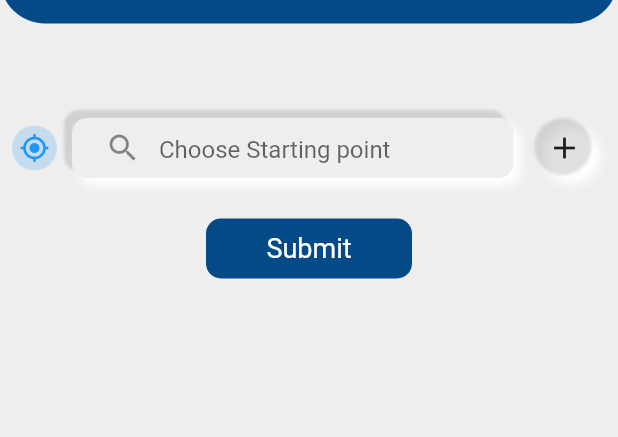
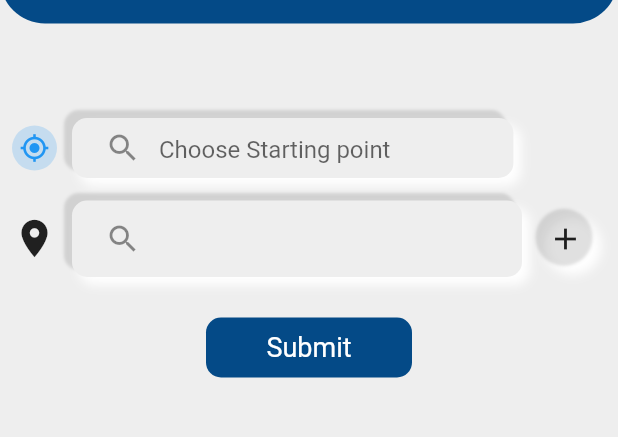
Before and after one commit to gurinder94/truck_one, a Flutter app: the GpsScreen screen opened directly, after a tap on "Add Location", on a phone screen of 412 x 824 dp, the part 59-496 px from its top. Run offline on Flutter 3.47's test engine with Material 2 defaults, Android fonts, the phone set to English and light mode, and no system bars; our stand-ins replace device_info_plus, file_picker, firebase_core, firebase_messaging, flutter_html, flutter_local_notifications and 20 more; missing offline and left inert: animated_floating_buttons, dart:ffi, device_info_plus_web, firebase_core_web, firebase_messaging_web, flutter_cached_pdfview and 10 more; accounts and stored records are empty; network calls fail.

Commit message:
Gps changes

```diff
--- a/lib/ApiCall/api_Call.dart
+++ b/lib/ApiCall/api_Call.dart
@@ -3468,7 +3468,7 @@ hitPaymentSuccessApi(Map<String, dynamic> map) async {
 hitMyPlanApi(Map<String, dynamic> map) async {
   try {
     var response =
-        await baseServicePost('/api/v1/subscriptionplan/myMobilePlan', map);
+        await baseServicePost('/api/v1/subscriptionplan/myPlan', map);
     if (response.statusCode == 200) {
       print('sub: ${response.body}');
       var parseData = json.decode(response.body);
--- a/lib/Model/MyPlanModel.dart
+++ b/lib/Model/MyPlanModel.dart
@@ -4,74 +4,122 @@
 
 import 'dart:convert';
 
-MyPlanModel myPlanModelFromJson(String str) => MyPlanModel.fromJson(json.decode(str));
+MyPlanModel myPlanModelFromJson(String str) =>
+    MyPlanModel.fromJson(json.decode(str));
 
 String myPlanModelToJson(MyPlanModel data) => json.encode(data.toJson());
 
 class MyPlanModel {
+  int? code;
+  String? message;
+  List<Datum>? data;
+  DateTime? startDate;
+  bool? planRefunded;
+  List<dynamic>? promocode;
+
   MyPlanModel({
     this.code,
     this.message,
-    this.group,
+    this.data,
     this.startDate,
+    this.planRefunded,
     this.promocode,
   });
-
-  int ?code;
-  String ?message;
-  List<Group>? group;
-  DateTime ?startDate;
-  List<dynamic> ?promocode;
 
   factory MyPlanModel.fromJson(Map<String, dynamic> json) => MyPlanModel(
         code: json["code"],
         message: json["message"],
-    group: List<Group>.from(json["group"].map((x) => Group.fromJson(x))),
+        data: List<Datum>.from(json["data"].map((x) => Datum.fromJson(x))),
         startDate: DateTime.parse(json["startDate"]),
-    // promocode:json["promocode"]==[] List<dynamic>.from(json["promocode"].map((x) => x)),
+        planRefunded: json["planRefunded"],
+        promocode: List<dynamic>.from(json["promocode"].map((x) => x)),
       );
 
   Map<String, dynamic> toJson() => {
         "code": code,
         "message": message,
+        "data": List<dynamic>.from(data!.map((x) => x.toJson())),
+        "startDate": startDate!.toIso8601String(),
+        "planRefunded": planRefunded,
+        "promocode": List<dynamic>.from(promocode!.map((x) => x)),
+      };
+}
+
+class Datum {
+  List<Group>? group;
+
+  Datum({
+    this.group,
+  });
+
+  factory Datum.fromJson(Map<String, dynamic> json) => Datum(
+        group: List<Group>.from(json["group"].map((x) => Group.fromJson(x))),
+      );
+
+  Map<String, dynamic> toJson() => {
         "group": List<dynamic>.from(group!.map((x) => x.toJson())),
-    "startDate": startDate!.toIso8601String(),
-    // "promocode": List<dynamic>.from(promocode!.map((x) => x)),
       };
 }
 
 class Group {
+  String? startDate;
+  String? endDate;
+  Data? data;
+  dynamic isInstallments;
+  String? paymentMode;
+
   Group({
-    this.chargeId,
     this.startDate,
     this.endDate,
     this.data,
-
+    this.isInstallments,
+    this.paymentMode,
   });
 
-  String ?chargeId;
-  String ?startDate;
-  String ?endDate;
-  Data ?data;
-  bool isActive=false;
-  bool isChecked=false;
-
   factory Group.fromJson(Map<String, dynamic> json) => Group(
-    chargeId: json["chargeId"],
         startDate: json["startDate"],
         endDate: json["endDate"],
         data: Data.fromJson(json["data"]),
+        isInstallments: json["isInstallments"],
+        paymentMode: json["paymentMode"],
       );
 
   Map<String, dynamic> toJson() => {
-    "chargeId": chargeId,
         "startDate": startDate,
         "endDate": endDate,
         "data": data!.toJson(),
+        "isInstallments": isInstallments,
+        "paymentMode": paymentMode,
       };
 }
 
 class Data {
+  String? id;
+  String? planName;
+  String? description;
+  String? heading;
+  String? title;
+  String? validity;
+  double? planPrice;
+  double? finalPrice;
+  bool? isActive;
+  String? discountType;
+  var discountValue;
+  dynamic maxDiscountValue;
+  String? createdBy;
+  DateTime? createdDate;
+  List<Feature>? features;
+  DateTime? createdAt;
+  DateTime? updatedAt;
+  var v;
+  dynamic androidPercent;
+  dynamic iphonePercent;
+  String? planType;
+  var androidPrice;
+  String? appKey;
+  List<InstallmentPercent>? installmentPercent;
+  var iphonePrice;
+
   Data({
     this.id,
     this.planName,
@@ -91,30 +139,14 @@ class Data {
     this.createdAt,
     this.updatedAt,
     this.v,
-    this.iphone_price,
-    this.android_price
+    this.androidPercent,
+    this.iphonePercent,
+    this.planType,
+    this.androidPrice,
+    this.appKey,
+    this.installmentPercent,
+    this.iphonePrice,
   });
-
-  String ?id;
-  String ?planName;
-  String ?description;
-  String ?heading;
-  String ?title;
-  String ?validity;
- var planPrice;
-  var  finalPrice;
-  bool ?isActive;
-  String ?discountType;
-  dynamic discountValue;
-  dynamic maxDiscountValue;
-  String ?createdBy;
-  DateTime? createdDate;
-  List<Feature> ?features;
-  DateTime ?createdAt;
-  DateTime ?updatedAt;
-  int ?v;
-  var iphone_price;
-  var android_price;
 
   factory Data.fromJson(Map<String, dynamic> json) => Data(
         id: json["_id"],
@@ -123,20 +155,28 @@ class Data {
         heading: json["heading"],
         title: json["title"],
         validity: json["validity"],
-    planPrice: json["planPrice"],
-    finalPrice: json["finalPrice"],
+        planPrice: json["planPrice"].toDouble(),
+        finalPrice: json["finalPrice"].toDouble(),
         isActive: json["isActive"],
         discountType: json["discountType"],
         discountValue: json["discountValue"],
         maxDiscountValue: json["maxDiscountValue"],
         createdBy: json["createdBy"],
         createdDate: DateTime.parse(json["createdDate"]),
-    features: List<Feature>.from(json["features"].map((x) => Feature.fromJson(x))),
+        features: List<Feature>.from(
+            json["features"].map((x) => Feature.fromJson(x))),
         createdAt: DateTime.parse(json["createdAt"]),
         updatedAt: DateTime.parse(json["updatedAt"]),
         v: json["__v"],
-    iphone_price:json["iphone_price"],
-      android_price:json["android_price"],
+        androidPercent: json["android_percent"],
+        iphonePercent: json["iphone_percent"],
+        planType: json["planType"],
+        androidPrice: json["android_price"],
+        appKey: json["appKey"],
+        installmentPercent: List<InstallmentPercent>.from(
+            json["installmentPercent"]
+                .map((x) => InstallmentPercent.fromJson(x))),
+        iphonePrice: json["iphone_price"],
       );
 
   Map<String, dynamic> toJson() => {
@@ -158,23 +198,29 @@ class Data {
         "createdAt": createdAt!.toIso8601String(),
         "updatedAt": updatedAt!.toIso8601String(),
         "__v": v,
-    "iphone_price":iphone_price,
-    "android_price":android_price,
+        "android_percent": androidPercent,
+        "iphone_percent": iphonePercent,
+        "planType": planType,
+        "android_price": androidPrice,
+        "appKey": appKey,
+        "installmentPercent":
+            List<dynamic>.from(installmentPercent!.map((x) => x.toJson())),
+        "iphone_price": iphonePrice,
       };
 }
 
 class Feature {
+  String? keyName;
+  String? constName;
+  var keyValue;
+  String? id;
+
   Feature({
     this.keyName,
     this.constName,
     this.keyValue,
     this.id,
   });
-
-  String ?keyName;
-  String ?constName;
-  int ?keyValue;
-  String ?id;
 
   factory Feature.fromJson(Map<String, dynamic> json) => Feature(
         keyName: json["keyName"],
@@ -190,3 +236,28 @@ class Feature {
         "_id": id,
       };
 }
+
+class InstallmentPercent {
+  bool? checked;
+  var value;
+  String? number;
+
+  InstallmentPercent({
+    this.checked,
+    this.value,
+    this.number,
+  });
+
+  factory InstallmentPercent.fromJson(Map<String, dynamic> json) =>
+      InstallmentPercent(
+        checked: json["checked"],
+        value: json["value"],
+        number: json["number"],
+      );
+
+  Map<String, dynamic> toJson() => {
+        "checked": checked,
+        "value": value,
+        "number": number,
+      };
+}
--- a/lib/Screens/Gps_Screen/Component/choose_destination_dart.dart
+++ b/lib/Screens/Gps_Screen/Component/choose_destination_dart.dart
@@ -66,7 +66,7 @@ class _ChooseNextDestinationState extends State<ChooseNextDestination> {
 
                         widget.chooseDestination.text = "";
                         widget.addTripProvider
-                            .setvalueDestinationsTextEditer("");
+                            .setvalueDestinationTextEditer("");
                       },
                       icon: Icon(Icons.close))),
             ),
--- a/lib/Screens/Gps_Screen/Component/myLocation.dart
+++ b/lib/Screens/Gps_Screen/Component/myLocation.dart
@@ -1,4 +1,7 @@
+import 'dart:async';
+
 import 'package:flutter/material.dart';
+import 'package:geolocator/geolocator.dart';
 import 'package:provider/provider.dart';
 
 import '../../../AppUtils/constants.dart';
@@ -10,14 +13,22 @@ import '../provider/choose_Source_Provider.dart';
 import 'choose_destination_dart.dart';
 import 'choose_source.dart';
 
-class MyLocation extends StatelessWidget {
+class MyLocation extends StatefulWidget {
+  @override
+  State<MyLocation> createState() => _MyLocationState();
+}
+
+class _MyLocationState extends State<MyLocation> {
   late AddTripProvider _addTripProvider;
+
   GlobalKey<FormState> globalKey = GlobalKey();
+
+  late StreamSubscription<Position> positionStream;
 
   @override
   Widget build(BuildContext context) {
     _addTripProvider = context.read<AddTripProvider>();
-
+    _addTripProvider.chooseDestination = '';
     return CustomAppBarWidget(
       leading: GestureDetector(
         child: Icon(Icons.arrow_back),
@@ -48,7 +59,17 @@ class MyLocation extends StatelessWidget {
                 ),
                 Row(
                   children: [
-                    Container(
+                    GestureDetector(
+                      onTap: () {
+                        _addTripProvider.chooseSource.text = "Your location";
+                        if (_addTripProvider.model.routes == null)
+                          getLocation();
+                        else {
+                          _addTripProvider.setResetRoute();
+                          getLocation();
+                        }
+                      },
+                      child: Container(
                         width: 30,
                         height: 30,
                         child: Container(
@@ -58,6 +79,7 @@ class MyLocation extends StatelessWidget {
                         decoration: BoxDecoration(
                             color: Colors.blue.withOpacity(0.2),
                             shape: BoxShape.circle),
+                      ),
                     ),
                     SizedBox(
                       width: 10,
@@ -92,13 +114,90 @@ class MyLocation extends StatelessWidget {
                     SizedBox(
                       width: 15,
                     ),
-                    noti.addAddressData.length > 2
-                        ? SizedBox()
-                        : Container(
+                    // noti.addAddressData.length > 2
+                    //     ? SizedBox()
+                    //     : Container(
+                    //         padding: EdgeInsets.all(7),
+                    //         decoration: BoxDecoration(
+                    //             shape: BoxShape.circle,
+                    //             boxShadow: [
+                    //               BoxShadow(
+                    //                   color: Colors.white,
+                    //                   blurRadius: 5,
+                    //                   offset: Offset(5, 5)),
+                    //               BoxShadow(
+                    //                   color: Colors.black12,
+                    //                   blurRadius: 1,
+                    //                   offset: Offset(-1, -1)),
+                    //             ]),
+                    //         child: InkWell(
+                    //             onTap: () {
+                    //               Navigator.push(
+                    //                   context,
+                    //                   MaterialPageRoute(
+                    //                       builder: (context) =>
+                    //                           ChangeNotifierProvider(
+                    //                               create: (_) =>
+                    //                                   ChooseSourceProvider(),
+                    //                               child: ChooseNextDestination(
+                    //                                   _addTripProvider
+                    //                                       .chooseDestination,
+                    //                                   _addTripProvider))));
+                    //             },
+                    //             child: Icon(Icons.add)))
+                  ],
+                ),
+                SizedBox(
+                  height: 15,
+                ),
+                Row(children: [
+                  Icon(Icons.location_on, size: 30),
+                  SizedBox(
+                    width: 10,
+                  ),
+                  GestureDetector(
+                    onTap: () {
+                      Navigator.push(
+                          context,
+                          MaterialPageRoute(
+                              builder: (context) => ChangeNotifierProvider(
+                                  create: (_) => ChooseSourceProvider(),
+                                  child: ChooseNextDestination(
+                                      _addTripProvider.choose1Destination,
+                                      _addTripProvider))));
+                    },
+                    child: SizedBox(
+                      width: 300,
+                      child: InputShape(
+                        child: IgnorePointer(
+                          child: TextFormField(
+                              readOnly: true,
+                              // enabled: false,
+                              showCursor: false,
+                              decoration: InputDecoration(
+                                labelText: noti.chooseDestination,
+                                hintText: AppLocalizations.instance
+                                    .text('Choose Destination Data'),
+                                border: InputBorder.none,
+                                contentPadding:
+                                    EdgeInsets.symmetric(vertical: 8),
+                                prefixIcon: Icon(Icons.search),
+                              ),
+                              onTap: () {}),
+                        ),
+                      ),
+                    ),
+                  ),
+                  SizedBox(
+                    width: 10,
+                  ),
+                  SizedBox(
+                    width: 40,
+                    child: Row(children: [
+                      Container(
                           padding: EdgeInsets.all(7),
-                            decoration: BoxDecoration(
-                                shape: BoxShape.circle,
-                                boxShadow: [
+                          decoration:
+                              BoxDecoration(shape: BoxShape.circle, boxShadow: [
                             BoxShadow(
                                 color: Colors.white,
                                 blurRadius: 5,
@@ -110,21 +209,20 @@ class MyLocation extends StatelessWidget {
                           ]),
                           child: InkWell(
                               onTap: () {
-                                  Navigator.push(
-                                      context,
-                                      MaterialPageRoute(
-                                          builder: (context) =>
-                                              ChangeNotifierProvider(
-                                                  create: (_) =>
-                                                      ChooseSourceProvider(),
-                                                  child: ChooseNextDestination(
-                                                      _addTripProvider
-                                                          .choose1Destination,
-                                                      _addTripProvider))));
+                                noti.setAddressesDestination({
+                                  "location": {
+                                    "coordinates": [
+                                      noti.DestinationLatitude,
+                                      noti.DestinationLongitude
+                                    ]
                                   },
-                                child: Icon(Icons.add)))
-                  ],
+                                  "address": noti.chooseDestination,
+                                });
+                              },
+                              child: Icon(Icons.add))),
+                    ]),
                   ),
+                ]),
                 SizedBox(
                   height: 15,
                 ),
@@ -192,6 +290,15 @@ class MyLocation extends StatelessWidget {
                         ),
                         onTap: () {
                           if (globalKey.currentState!.validate()) {
+                            noti.setAddressesDestination({
+                              "location": {
+                                "coordinates": [
+                                  noti.DestinationLatitude,
+                                  noti.DestinationLongitude
+                                ]
+                              },
+                              "address": noti.chooseDestination,
+                            });
                             if (_addTripProvider.chooseSource.text == "") {
                               showMessage("Please choose start point");
                             } else {
@@ -199,8 +306,10 @@ class MyLocation extends StatelessWidget {
                                   .forEach((element) {
                                 print("element>>> ${element}");
                               });
+
                               Navigator.of(context).pop({
-                                "start_point": _addTripProvider.chooseSource.text,
+                                "start_point":
+                                    _addTripProvider.chooseSource.text,
                                 "location_list": _addTripProvider.addAddressData
                               });
                             }
@@ -225,9 +334,15 @@ class MyLocation extends StatelessWidget {
       required int i}) {
     return ListTile(
       key: Key('$i'),
-      trailing: GestureDetector(
+      leading: Icon(Icons.location_on, size: 30),
+      trailing: SizedBox(
+        width: 40,
+        child: Row(children: [
+          i >= 0
+              ? GestureDetector(
                   onTap: () {
-            if (noti.addAddressData.length > 0) noti.addAddressData.removeAt(i);
+                    if (noti.addAddressData.length > 1)
+                      noti.addAddressData.removeAt(i);
                     noti.notifyListeners();
                   },
                   child: SizedBox(
@@ -235,23 +350,26 @@ class MyLocation extends StatelessWidget {
                     width: 32,
                     child: Container(
                       decoration: BoxDecoration(
-                  color: Colors.grey.withOpacity(0.3), shape: BoxShape.circle),
+                          color: Colors.grey.withOpacity(0.3),
+                          shape: BoxShape.circle),
                       alignment: Alignment.center,
                       child: Icon(Icons.clear),
                     ),
-          )),
-      title: Column(
-        children: [
-          SizedBox(
-            height: 10,
+                  ))
+              : SizedBox()
+        ]),
       ),
-          Row(
-            children: [
-              Icon(Icons.location_on, size: 30),
-              SizedBox(
-                width: 8,
-              ),
-              Expanded(
+      title: GestureDetector(
+        onTap: () {
+          Navigator.push(
+              context,
+              MaterialPageRoute(
+                  builder: (context) => ChangeNotifierProvider(
+                      create: (_) => ChooseSourceProvider(),
+                      child: ChooseNextDestination(
+                          _addTripProvider.choose1Destination,
+                          _addTripProvider))));
+        },
         child: InputShape(
           child: IgnorePointer(
             child: TextFormField(
@@ -259,9 +377,11 @@ class MyLocation extends StatelessWidget {
                 // enabled: false,
                 showCursor: false,
                 decoration: InputDecoration(
-                          labelText: noti.addAddressData[i]["address"],
-                          hintText: AppLocalizations.instance
-                              .text('Choose Destination Data'),
+                  labelText: noti.addAddressData.length == 1
+                      ? ""
+                      : noti.addAddressData[i]['address'],
+                  hintText:
+                      AppLocalizations.instance.text('Choose Destination Data'),
                   border: InputBorder.none,
                   contentPadding: EdgeInsets.symmetric(vertical: 8),
                   prefixIcon: Icon(Icons.search),
@@ -270,13 +390,17 @@ class MyLocation extends StatelessWidget {
           ),
         ),
       ),
-            ],
-          ),
-          SizedBox(
-            height: 10,
-          ),
-        ],
-      ),
     );
   }
+
+  Future<void> getLocation() async {
+    positionStream = Geolocator.getPositionStream(
+      locationSettings: LocationSettings(
+        accuracy: LocationAccuracy.bestForNavigation,
+      ),
+    ).listen((Position position) {
+      _addTripProvider.setAddress(position.longitude, position.latitude);
+    });
+    setState(() {});
   }
+}
--- a/lib/Screens/Gps_Screen/GpsScreen.dart
+++ b/lib/Screens/Gps_Screen/GpsScreen.dart
@@ -348,7 +348,8 @@ class BottomButton extends StatelessWidget {
           crossAxisAlignment: CrossAxisAlignment.center,
           children: [
             Text(
-              AppLocalizations.instance.text('Destination') + " : ",
+              '${index == 2 ? "Final " : ""}Destination${index == 2 ? "" : index + 1}' +
+                  " : ",
               style: TextStyle(fontSize: 18, fontWeight: FontWeight.w800),
             ),
             SizedBox(
--- a/lib/Screens/MenuScreen/myPlans/company_my_plans.dart
+++ b/lib/Screens/MenuScreen/myPlans/company_my_plans.dart
@@ -23,6 +23,7 @@ class _MyPlansScreenState extends State<MyPlansScreen> {
   // @override
   int pageChanged = 0;
   late MyPlanListProvider _provider;
+
   // int count = 1;
 
   Map<String, PurchaseDetails> purchases = {};
@@ -32,6 +33,7 @@ class _MyPlansScreenState extends State<MyPlansScreen> {
     // if (mounted) {
     _provider = context.read<MyPlanListProvider>();
     _provider.initData();
+    // _provider.myPlan();
     // _provider.getmyPlan();
     // }
     super.initState();
```
Also changed, not shown: lib/Screens/Gps_Screen/provider/add_Trip_Provider.dart (+5 -22 lines), lib/Screens/MenuScreen/myPlans/my_plan_list_provider.dart (+28 -2 lines), lib/Screens/MyPlanScreen/my_plan_provider.dart (+11 -6 lines), 1 other file. Lines whose indentation alone changed are shown as unchanged.
